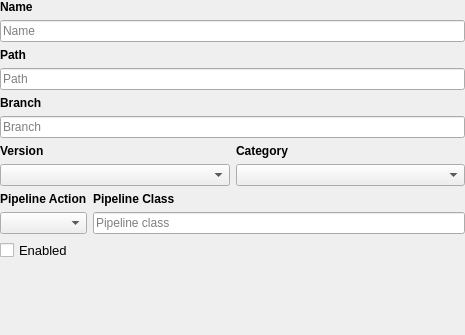
Before: the Qt Designer form src/airunner/pyqt/widgets/model_manager/model_form.ui in Capsize-Games/airunner, drawn with Qt 5.
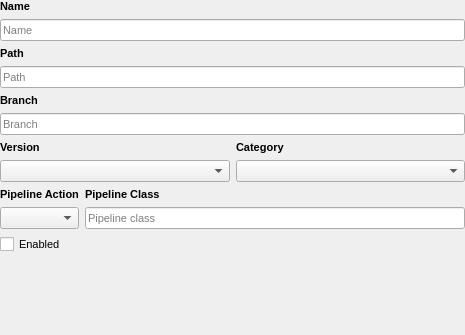
After: the same form once the commit is applied.

Commit message: updates to model manager widget design

What changed in the file:
```diff
--- a/src/airunner/pyqt/widgets/model_manager/model_form.ui
+++ b/src/airunner/pyqt/widgets/model_manager/model_form.ui
@@ -30,7 +30,7 @@
     <widget class="QLabel" name="label_5">
      <property name="font">
       <font>
-       <pointsize>9</pointsize>
+       <pointsize>8</pointsize>
        <bold>true</bold>
       </font>
      </property>
@@ -43,7 +43,7 @@
     <widget class="QLineEdit" name="model_name">
      <property name="font">
       <font>
-       <pointsize>9</pointsize>
+       <pointsize>8</pointsize>
       </font>
      </property>
      <property name="placeholderText">
@@ -55,7 +55,7 @@
     <widget class="QLabel" name="path_label">
      <property name="font">
       <font>
-       <pointsize>9</pointsize>
+       <pointsize>8</pointsize>
        <bold>true</bold>
       </font>
      </property>
@@ -68,7 +68,7 @@
     <widget class="QLineEdit" name="path_line_edit">
      <property name="font">
       <font>
-       <pointsize>9</pointsize>
+       <pointsize>8</pointsize>
       </font>
      </property>
      <property name="placeholderText">
@@ -80,7 +80,7 @@
     <widget class="QLabel" name="branch_label">
      <property name="font">
       <font>
-       <pointsize>9</pointsize>
+       <pointsize>8</pointsize>
        <bold>true</bold>
       </font>
      </property>
@@ -93,7 +93,7 @@
     <widget class="QLineEdit" name="branch_line_edit">
      <property name="font">
       <font>
-       <pointsize>9</pointsize>
+       <pointsize>8</pointsize>
       </font>
      </property>
      <property name="placeholderText">
@@ -107,7 +107,7 @@
       <widget class="QLabel" name="label_7">
        <property name="font">
         <font>
-         <pointsize>9</pointsize>
+         <pointsize>8</pointsize>
          <bold>true</bold>
         </font>
        </property>
@@ -120,7 +120,7 @@
       <widget class="QLabel" name="label">
        <property name="font">
         <font>
-         <pointsize>9</pointsize>
+         <pointsize>8</pointsize>
          <bold>true</bold>
         </font>
        </property>
@@ -133,7 +133,7 @@
       <widget class="QComboBox" name="versions">
        <property name="font">
         <font>
-         <pointsize>9</pointsize>
+         <pointsize>8</pointsize>
         </font>
        </property>
       </widget>
@@ -142,7 +142,7 @@
       <widget class="QComboBox" name="category">
        <property name="font">
         <font>
-         <pointsize>9</pointsize>
+         <pointsize>8</pointsize>
         </font>
        </property>
       </widget>
@@ -155,7 +155,7 @@
       <widget class="QLabel" name="label_2">
        <property name="font">
         <font>
-         <pointsize>9</pointsize>
+         <pointsize>8</pointsize>
          <bold>true</bold>
         </font>
        </property>
@@ -168,7 +168,7 @@
       <widget class="QLabel" name="label_3">
        <property name="font">
         <font>
-         <pointsize>9</pointsize>
+         <pointsize>8</pointsize>
          <bold>true</bold>
         </font>
        </property>
@@ -181,7 +181,7 @@
       <widget class="QComboBox" name="pipeline_action">
        <property name="font">
         <font>
-         <pointsize>9</pointsize>
+         <pointsize>8</pointsize>
         </font>
        </property>
       </widget>
@@ -190,7 +190,7 @@
       <widget class="QLineEdit" name="pipeline_class_line_edit">
        <property name="font">
         <font>
-         <pointsize>9</pointsize>
+         <pointsize>8</pointsize>
         </font>
        </property>
        <property name="placeholderText">
@@ -204,7 +204,7 @@
     <widget class="QCheckBox" name="enabled">
      <property name="font">
       <font>
-       <pointsize>10</pointsize>
+       <pointsize>8</pointsize>
       </font>
      </property>
      <property name="text">
```
The commit also changes 4 other files.
